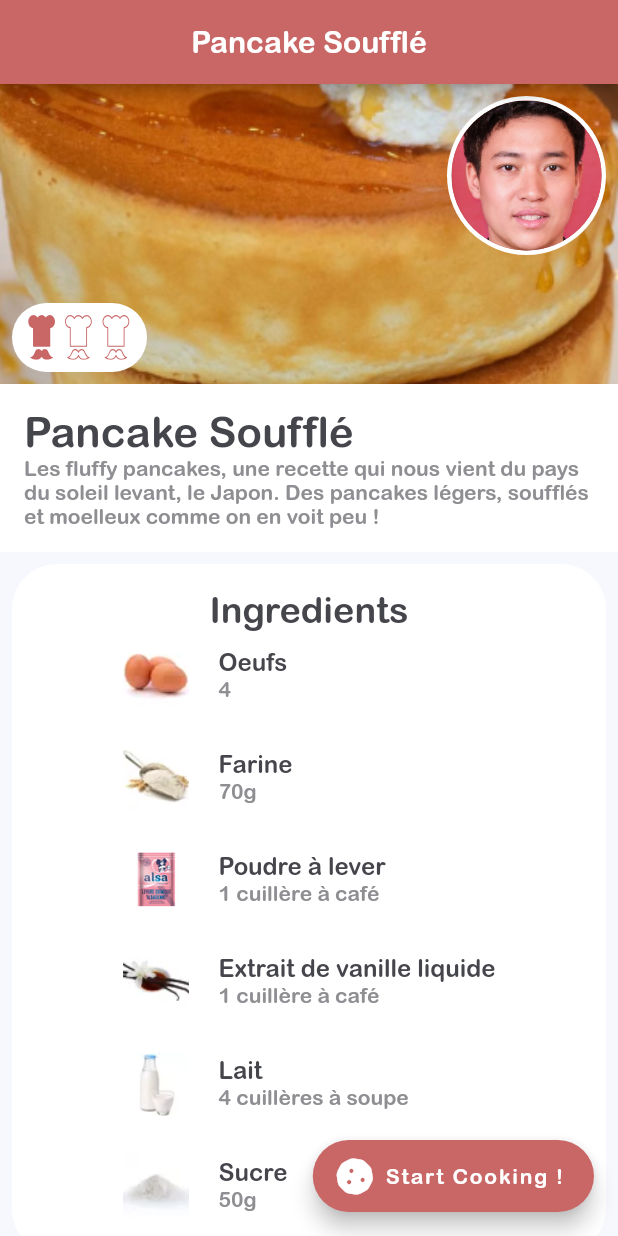
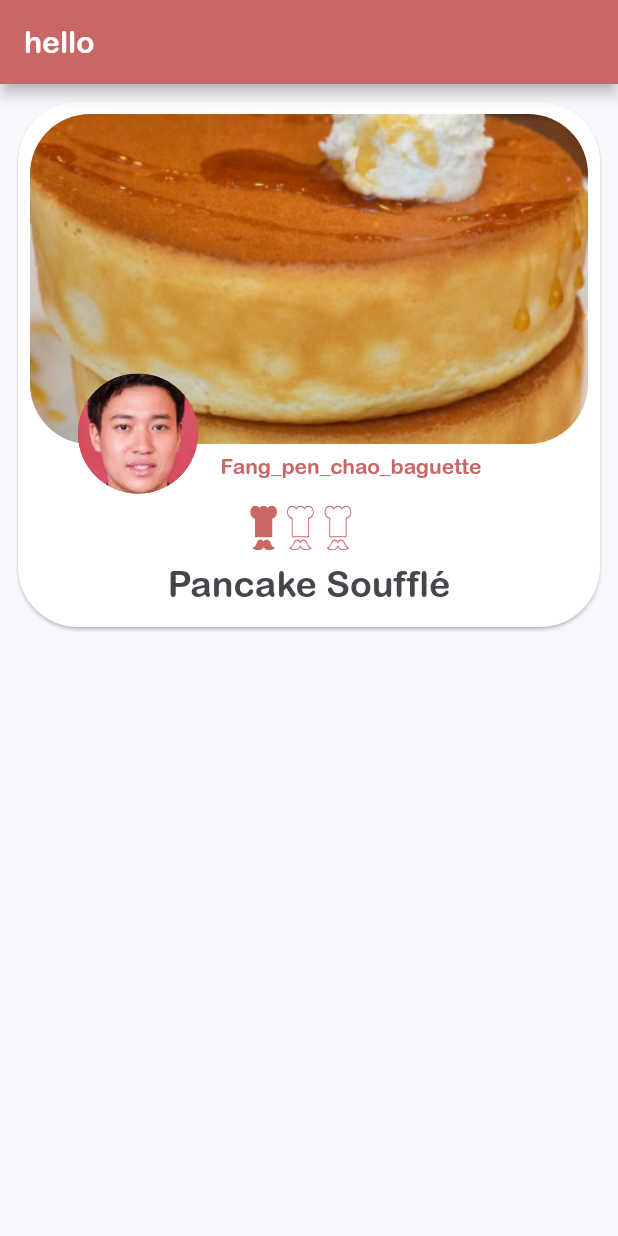
Before and after one commit to otakedev/gred-mobile, a Flutter app: the screen it shows after launch, on a phone screen of 412 x 824 dp. Run offline on Flutter 3.47's test engine with Material 2 defaults, Android fonts, the phone set to English and light mode, and no system bars; our stand-ins replace chewie, flutter_svg, font_awesome_flutter, shared_preferences, video_player.

Commit message:
#7 add a list of recipe card

```diff
--- a/lib/main.dart
+++ b/lib/main.dart
@@ -1,6 +1,7 @@
 import 'package:flutter/material.dart';
 import 'package:gred_mobile/providers/recipe_provider.dart';
 import 'package:gred_mobile/providers/recipe_step_provider.dart';
+import 'package:gred_mobile/screens/recipe-list-page/recipe_list_page.dart';
 import 'package:gred_mobile/screens/recipe-page/recipe-step-page/recipe_step_page.dart';
 import 'package:gred_mobile/screens/recipe-page/recipe_page.dart';
 import 'package:gred_mobile/theme/style.dart';
@@ -30,8 +31,9 @@ class MyApp extends StatelessWidget {
     return MaterialApp(
       title: 'Gred App',
       theme: appTheme(),
-      initialRoute: '/recipe',
+      initialRoute: '/recipes',
       routes: {
+        '/recipes': (context) => RecipeListPage(),
         '/recipe': (context) => RecipePage(),
         '/steps': (context) => RecipeStepPage(),
       },
--- a/lib/mocks/recipe_mock.dart
+++ b/lib/mocks/recipe_mock.dart
@@ -2,6 +2,7 @@ const RECIPES_MOCK = [
   {
     "imageUrl": "assets/images/recette-pancake.png",
     "avatarUrl": "assets/images/avatar1.png",
+    "author" : "Fang_pen_chao_baguette",
     "difficulty": 1,
     "title": "Pancake Soufflé",
     "description":
--- a/lib/models/recipe_model.dart
+++ b/lib/models/recipe_model.dart
@@ -5,6 +5,7 @@ import 'package:gred_mobile/models/tiles_model.dart';
 class RecipeModel {
   final String imageUrl;
   final String avatarUrl;
+  final String author;
   final int difficulty;
   final String title;
   final String description;
@@ -14,12 +15,14 @@ class RecipeModel {
   RecipeModel({
     @required this.imageUrl,
     @required this.avatarUrl,
+    @required this.author,
     @required this.difficulty,
     @required this.title,
     @required this.description,
     @required this.steps,
     this.utensils,
   })  : assert(imageUrl != null),
+        assert(author != null),
         assert(avatarUrl != null),
         assert(difficulty != null),
         assert(title != null),
@@ -32,6 +35,7 @@ class RecipeModel {
   RecipeModel.fromMap(Map<String, dynamic> json)
       : imageUrl = json['imageUrl'],
         avatarUrl = json['avatarUrl'],
+        author = json['author'],
         difficulty = json['difficulty'],
         title = json['title'],
         description = json['description'],
@@ -49,6 +53,7 @@ class RecipeModel {
   Map<String, dynamic> toMap() => {
         "imageUrl": imageUrl,
         "avatarUrl": avatarUrl,
+        "author": author,
         "difficulty": difficulty,
         "title": title,
         "description": description,
--- /dev/null
+++ b/lib/screens/recipe-list-page/components/recipe_card.dart
@@ -0,0 +1,80 @@
+import 'package:flutter/material.dart';
+import 'package:gred_mobile/core/text_style.dart';
+import 'package:gred_mobile/screens/recipe-page/components/cook_level.dart';
+import 'package:gred_mobile/theme/colors.dart';
+
+class RecipeCard extends StatelessWidget {
+  const RecipeCard(
+      {Key key,
+      @required this.imageUrl,
+      @required this.avatarUrl,
+      @required this.author,
+      @required this.difficulty,
+      @required this.title})
+      : super(key: key);
+
+  final String imageUrl;
+  final String avatarUrl;
+  final String author;
+  final int difficulty;
+  final String title;
+
+  @override
+  Widget build(BuildContext context) {
+    return Container(
+      child: Padding(
+        padding: const EdgeInsets.all(8.0),
+        child: Card(
+          shape:
+              RoundedRectangleBorder(borderRadius: BorderRadius.circular(40)),
+          child: Column(
+            children: [
+              Padding(
+                padding: const EdgeInsets.only(bottom: 25),
+                child: Stack(
+                  children: [
+                    Padding(
+                        padding: const EdgeInsets.all(8.0),
+                        child: ClipRRect(
+                            borderRadius: BorderRadius.circular(40),
+                            child: Image(
+                                height: 220,
+                                width: double.infinity,
+                                image: AssetImage(imageUrl),
+                                fit: BoxFit.cover))),
+                    Positioned(
+                        bottom: -25,
+                        left: 40,
+                        child: CircleAvatar(
+                            backgroundImage: AssetImage(avatarUrl),
+                            radius: 40)),
+                    Positioned(
+                      bottom: -15,
+                      left: 135,
+                      child: Text(
+                        author,
+                        style: TextStyle(color: kColorPrimary),
+                      ),
+                    )
+                  ],
+                  overflow: Overflow.visible,
+                ),
+              ),
+              Center(
+                child:
+                    SizedBox(width: 100, child: CookLevel(level: difficulty)),
+              ),
+              Padding(
+                padding: const EdgeInsets.only(bottom: 15),
+                child: Text(
+                  title,
+                  style: headline6(context),
+                ),
+              ),
+            ],
+          ),
+        ),
+      ),
+    );
+  }
+}
--- /dev/null
+++ b/lib/screens/recipe-list-page/recipe_list_page.dart
@@ -0,0 +1,36 @@
+import 'package:flutter/material.dart';
+import 'package:gred_mobile/models/recipe_model.dart';
+import 'package:gred_mobile/providers/recipe_provider.dart';
+import 'package:gred_mobile/screens/recipe-list-page/components/recipe_card.dart';
+import 'package:provider/provider.dart';
+
+class RecipeListPage extends StatefulWidget {
+  RecipeListPage({Key key}) : super(key: key);
+
+  @override
+  _RecipeListPageState createState() => _RecipeListPageState();
+}
+
+class _RecipeListPageState extends State<RecipeListPage> {
+  List<RecipeModel> recipeList;
+
+  @override
+  Widget build(BuildContext context) {
+    recipeList = context.select<RecipeProvider, List<RecipeModel>>(
+        (provider) => provider.recipes);
+    return Scaffold(
+      appBar: AppBar(title: Text('hello')),
+      body: ListView.builder(
+          shrinkWrap: true,
+          itemCount: recipeList.length,
+          itemBuilder: (BuildContext context, int index) {
+            return RecipeCard(
+                avatarUrl: recipeList[index].avatarUrl,
+                author: recipeList[index].author,
+                difficulty: recipeList[index].difficulty,
+                imageUrl: recipeList[index].imageUrl,
+                title: recipeList[index].title);
+          }),
+    );
+  }
+}
```
